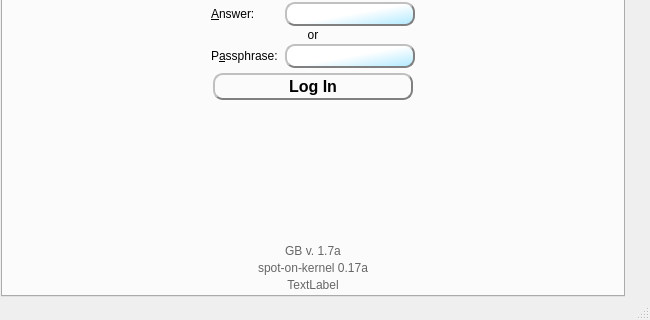
Old version of the form GoldBug-UI/controlcenter.ui in the repository xloem/spot-on-svn; both pictures show x 0 to 650 and y 586 to 906 of the 650 by 906 pixel window.
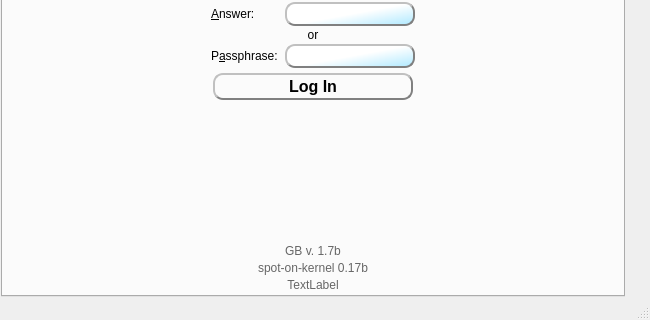
New version of the form. Icons and pictures are not drawn. Custom widgets are drawn as their Qt base class.

The edit to the form file:
```diff
--- a/GoldBug-UI/controlcenter.ui
+++ b/GoldBug-UI/controlcenter.ui
@@ -10648,7 +10648,7 @@
                <string>&lt;html&gt;&lt;head/&gt;&lt;body&gt;&lt;p align=&quot;center&quot;&gt;A minimalistic &lt;br/&gt;desktop messenger GUI&lt;br/&gt;for the messaging library of&lt;br/&gt;http://spot-on.sf.net.&lt;/p&gt;&lt;/body&gt;&lt;/html&gt;</string>
               </property>
               <property name="text">
-               <string>&lt;html&gt;&lt;head/&gt;&lt;body&gt;&lt;p&gt;&lt;span style=&quot; color:#666666;&quot;&gt;GB v. 1.7a&lt;/span&gt;&lt;/p&gt;&lt;/body&gt;&lt;/html&gt;</string>
+               <string>&lt;html&gt;&lt;head/&gt;&lt;body&gt;&lt;p&gt;&lt;span style=&quot; color:#666666;&quot;&gt;GB v. 1.7b&lt;/span&gt;&lt;/p&gt;&lt;/body&gt;&lt;/html&gt;</string>
               </property>
               <property name="alignment">
                <set>Qt::AlignCenter</set>
@@ -10681,7 +10681,7 @@
             <property name="text">
              <string>&lt;html&gt;&lt;head/&gt;&lt;body&gt;&lt;p&gt;&lt;a href=&quot;http://sourceforge.net/p/spot-on/code/HEAD/tree/branches/Documentation/RELEASE-NOTES&quot;&gt;
 &lt;span style=&quot; text-decoration: none; color:#666666;&quot;&gt;
-spot-on-kernel&lt;/span&gt;&lt;/a&gt;&lt;span style=&quot; color:#666666;&quot;&gt; 0.17a&lt;/span&gt;&lt;/p&gt;&lt;/body&gt;&lt;/html&gt;</string>
+spot-on-kernel&lt;/span&gt;&lt;/a&gt;&lt;span style=&quot; color:#666666;&quot;&gt; 0.17b&lt;/span&gt;&lt;/p&gt;&lt;/body&gt;&lt;/html&gt;</string>
             </property>
             <property name="alignment">
              <set>Qt::AlignCenter</set>
```
